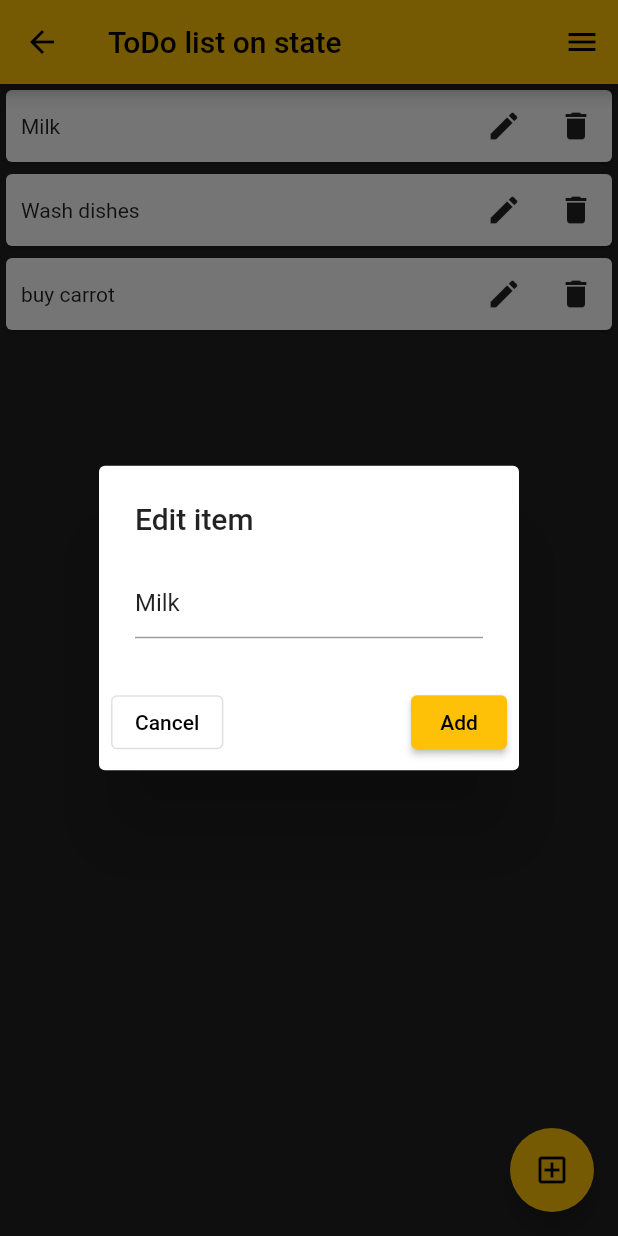
After one commit to IvMalakhov/flutter-todo, a Flutter app: the ListOnState screen opened by its route, after a tap on the "edit" icon, on a phone screen of 412 x 824 dp. The commit adds this screen. Run offline on Flutter 3.47's test engine with Material 2 defaults, Android fonts, the phone set to English and light mode, and no system bars; our stand-ins replace cloud_firestore, email_validator, firebase_auth, firebase_core, fluttertoast; accounts and stored records are empty.

Commit message:
Move to do list item to separate component. Rename pages.

```diff
--- /dev/null
+++ b/lib/components/todo_item.dart
@@ -0,0 +1,59 @@
+import 'package:flutter/material.dart';
+
+class TodoItem extends StatefulWidget {
+  bool isSelected;
+  final String text;
+  final int itemId;
+  final void Function({required int idItem, required String text}) onEdit;
+  final void Function({required int idItem}) onRemove;
+  final void Function({required int idItem}) onSelect;
+  TodoItem({
+    Key? key,
+    this.isSelected = false,
+    required this.text,
+    required this.itemId,
+    required this.onEdit,
+    required this.onRemove,
+    required this.onSelect,
+  }) : super(key: key);
+
+  @override
+  State<TodoItem> createState() => _TodoItemState();
+}
+
+class _TodoItemState extends State<TodoItem> {
+  @override
+  Widget build(BuildContext context) {
+    // widget.onEdit('abc');
+    // print('widget.isSelected--${widget.isSelected}');
+    // return Row(
+    //   children: [
+    //     Text('text -- ${widget.text} itemId -- ${widget.itemId}'),
+    //     TextButton(onPressed: ()=>widget.onEdit(idItem: 'ddd', text: 'abc'), child: Text('some text'))
+    //   ],
+    // );
+    return  Card(
+      child: Row(
+        mainAxisAlignment: MainAxisAlignment.spaceBetween,
+        children: [
+          Row(
+            children: [
+              Padding(padding: EdgeInsets.only(left: 10)),
+              Text(widget.text),
+            ],
+          ),
+          Row(
+            children: [
+              IconButton(
+                  onPressed: ()=>widget.onEdit(text: widget.text, idItem: widget.itemId),
+                  icon: const Icon(Icons.edit)),
+              IconButton(
+                  onPressed: ()=>widget.onRemove(idItem: widget.itemId),
+                  icon: const Icon(Icons.delete)),
+            ],
+          ),
+        ],
+      ),
+    );
+  }
+}
--- a/lib/const/routs.dart
+++ b/lib/const/routs.dart
@@ -1,6 +1,8 @@
 class Routs {
-  static String auth = '/';
-  static String main = '/main';
+  static String landing = '/';
+  static String auth = '/auth';
+  static String navigationScreen = '/navigationScreen';
   static String todoFB = '/todoFB';
   static String todoOnState = '/todoOnState';
+  static String test = '/test';
 }
--- a/lib/pages/auth.dart
+++ b/lib/pages/auth.dart
@@ -25,7 +25,7 @@ class _AuthState extends State<Auth> {
     if (isEmailValid && _password.isNotEmpty) {
       BaseUser? user = await _authService.signInWithEmail(_email.trim(), _password.trim());
       if(user != null ) {
-        Navigator.pushReplacementNamed(context, Routs.main);
+        Navigator.pushReplacementNamed(context, Routs.navigationScreen);
       }
       else {
         _notify.show(text: "Can't sign in. Please check email and password.", textColor: Colors.red);
--- a/lib/pages/home.dart
+++ b/lib/pages/list_on_fb.dart
@@ -2,21 +2,21 @@ import 'package:flutter/material.dart';
 import 'package:cloud_firestore/cloud_firestore.dart';
 import 'package:flutter_todo/const/routs.dart';
 
-class Home extends StatefulWidget {
-  const Home({Key? key}) : super(key: key);
+class ListOnFB extends StatefulWidget {
+  const ListOnFB({Key? key}) : super(key: key);
 
   @override
-  State<Home> createState() => _HomeState();
+  State<ListOnFB> createState() => _ListOnFBState();
 }
 
-class _HomeState extends State<Home> {
+class _ListOnFBState extends State<ListOnFB> {
   List todoList = [];
   String _newTodo = '';
 
   @override
   void initState() {
     super.initState();
-    todoList.addAll(['Milk', 'Wash dishes', 'buy carrot']);
+    todoList.addAll(['Milk', 'Wash dishes', 'Buy carrot']);
   }
 
   void _openMenu() {
@@ -34,7 +34,7 @@ class _HomeState extends State<Home> {
             ElevatedButton(
                 onPressed: () {
                   Navigator.pop(context);
-                  Navigator.pushNamedAndRemoveUntil(context, Routs.auth, (route) => false);
+                  Navigator.pushNamedAndRemoveUntil(context, Routs.landing, (route) => false);
                 },
                 child: Text('Main Page')),
             Padding(padding: EdgeInsets.symmetric(vertical: 10)),
--- a/lib/pages/home_on_state.dart
+++ b/lib/pages/list_on_state.dart
@@ -1,28 +1,19 @@
 import 'package:flutter/material.dart';
-import 'package:cloud_firestore/cloud_firestore.dart';
-import 'package:firebase_core/firebase_core.dart';
+import 'package:flutter_todo/components/todo_item.dart';
 
-class HomeOnState extends StatefulWidget {
-  const HomeOnState({Key? key}) : super(key: key);
+class ListOnState extends StatefulWidget {
+  const ListOnState({Key? key}) : super(key: key);
 
   @override
-  State<HomeOnState> createState() => _HomeOnStateState();
+  State<ListOnState> createState() => _ListOnStateState();
 }
 
-class _HomeOnStateState extends State<HomeOnState> {
+class _ListOnStateState extends State<ListOnState> {
   List todoList = [];
   String _newTodo = '';
 
   @override
   void initState() {
-    // dynamic b = 7;
-    // b = 'sssss';
-    // String qqz = '';
-    // qqz = b;
-    // Object a = 5;
-    // a = 'sdsdsd';
-    // // qqz = a;
-    // (a as String).toUpperCase();
 
     super.initState();
     todoList.addAll(['Milk', 'Wash dishes', 'buy carrot']);
@@ -102,11 +93,18 @@ class _HomeOnStateState extends State<HomeOnState> {
 
   @override
   Widget build(BuildContext context) {
-    var map1 = Map<String, String>();
-    map1['a'] = 'a1';
-    map1['b'] = 'b2';
-    print('map1--${map1}');
-    print('map1--${map1.length}');
+    void onEdit({required int idItem, required String text}) {
+      _showAddEditModal(
+          text: todoList[idItem],
+          edit: true,
+          indexForEdit: idItem);
+    }
+    void onRemove({required int idItem}) {
+      setState(() {
+        todoList.removeAt(idItem);
+      });
+    }
+
 
     return Scaffold(
       backgroundColor: Colors.grey[900],
@@ -117,47 +115,19 @@ class _HomeOnStateState extends State<HomeOnState> {
       body: ListView.builder(
           itemCount: todoList.length,
           itemBuilder: (BuildContext context, int index) {
-            // print('context--${context}');
             return Dismissible(
               key: Key(todoList[index]),
-              child: Card(
-                child: Row(
-                  mainAxisAlignment: MainAxisAlignment.spaceBetween,
-                  children: [
-                    Row(
-                      children: [
-                        Padding(padding: EdgeInsets.only(left: 10)),
-                        Text(todoList[index]),
-                      ],
-                    ),
-                    Row(
-                      children: [
-                        IconButton(
-                            onPressed: () {
-                              _showAddEditModal(
-                                  text: todoList[index],
-                                  edit: true,
-                                  indexForEdit: index);
-                            },
-                            icon: Icon(Icons.edit)),
-                        IconButton(
-                            onPressed: () {
-                              setState(() {
-                                todoList.removeAt(index);
-                              });
-                            },
-                            icon: Icon(Icons.delete)),
-                      ],
-                    ),
-                  ],
-                ),
+              child: TodoItem(
+                text: todoList[index],
+                itemId: index,
+                isSelected: false,
+                onEdit: onEdit,
+                onRemove: onRemove,
+                onSelect: ({required int idItem}) {},
               ),
+              direction: DismissDirection.startToEnd,
               onDismissed: (direction) {
-                if (direction == DismissDirection.startToEnd) {
-                  setState(() {
-                    todoList.removeAt(index);
-                  });
-                }
+                onRemove(idItem: index);
               },
             );
           }),
--- a/lib/services/auth.dart
+++ b/lib/services/auth.dart
@@ -1,5 +1,5 @@
+import 'package:flutter/material.dart';
 import 'package:firebase_auth/firebase_auth.dart';
-import 'package:flutter/material.dart';
 import 'package:flutter_todo/domain/base_user.dart';
 import 'package:flutter_todo/services/notify.dart';
 
--- a/pubspec.yaml
+++ b/pubspec.yaml
@@ -39,8 +39,12 @@ dependencies:
   firebase_auth: ^3.3.9
   email_validator: ^2.0.1
   fluttertoast: ^8.0.9
+  provider: ^6.0.2
+  auto_route: ^3.2.4
 
 dev_dependencies:
+  auto_route_generator:
+  build_runner:
   flutter_test:
     sdk: flutter
 
```
Also changed, not shown: lib/main.dart (+19 -8 lines), lib/pages/landing.dart (added, +15 -0 lines), lib/pages/list_on_state_copy.dart (added, +164 -0 lines), lib/pages/navigation_screen.dart (renamed from lib/pages/main_screen.dart, +24 -3 lines), lib/pages/test.dart (added, +36 -0 lines), pubspec.lock.
